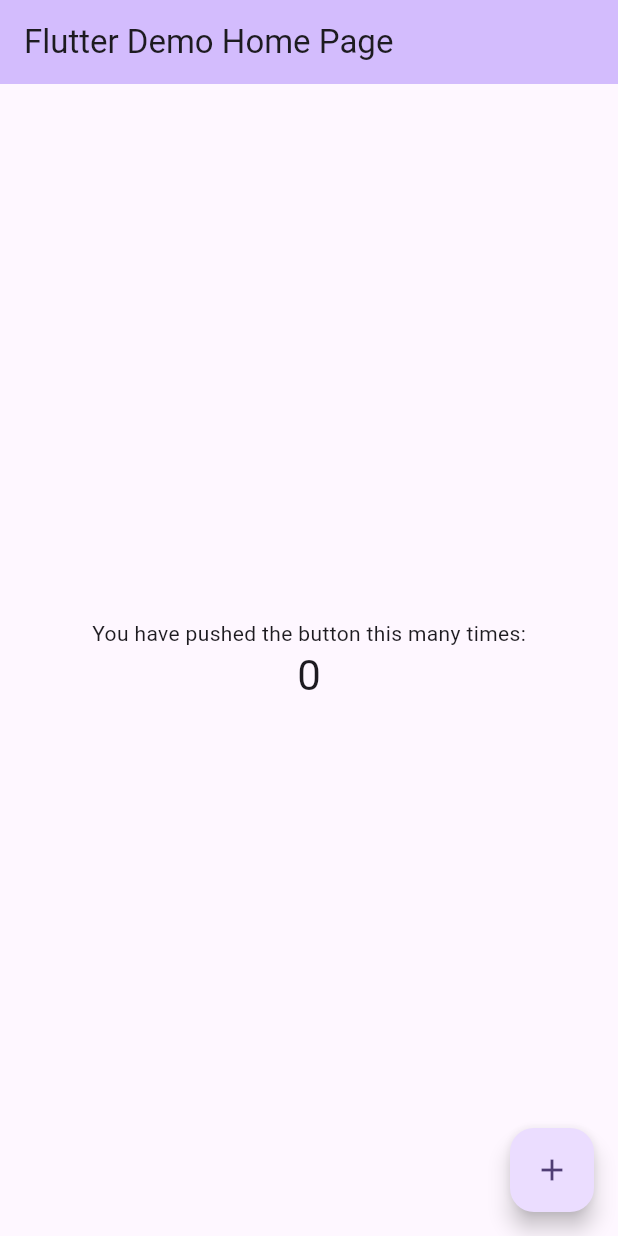
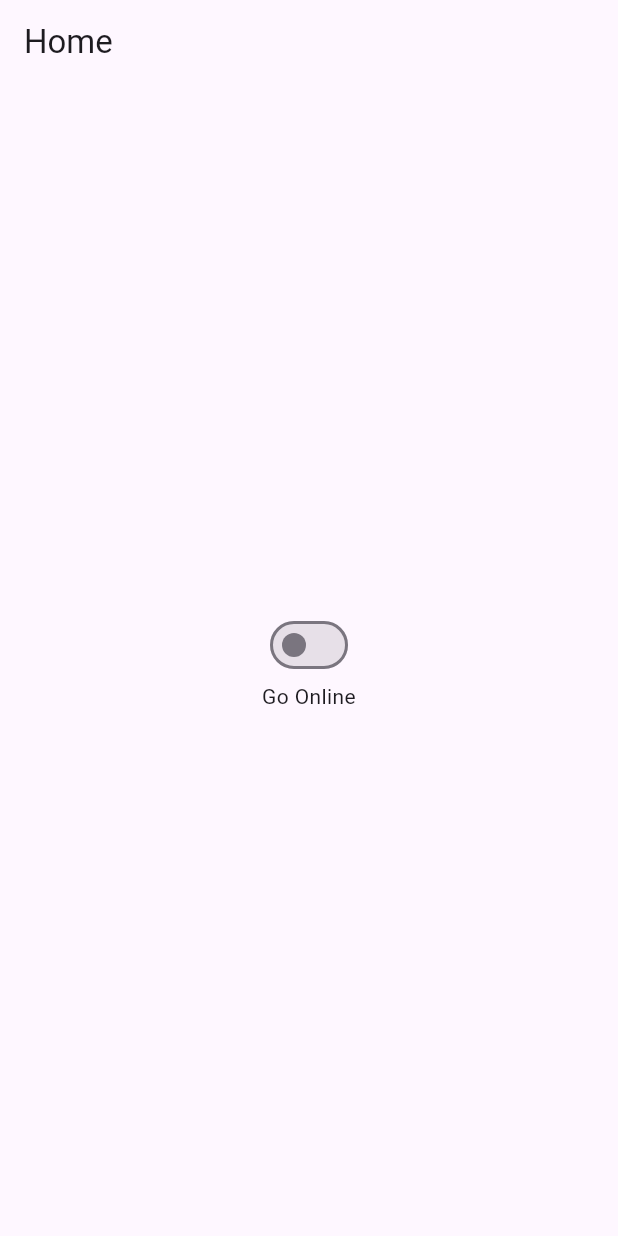
Before and after one commit to Eleaus-Hossain-Evan/flutter_background_task, a Flutter app: the screen it shows after launch, on a phone screen of 412 x 824 dp. Run offline on Flutter 3.47's test engine with Material 3 defaults, Android fonts, the phone set to English and light mode, and no system bars; our stand-ins replace flutter_hooks, hooks_riverpod.

Commit message:
feat(home): add HomeScreen with online toggle switch
Introduced a new HomeScreen widget that includes a switch to toggle online status. Updated main.dart to set HomeScreen as the home widget for the application.

```diff
--- a/analysis_options.yaml
+++ b/analysis_options.yaml
@@ -8,6 +8,9 @@
 # The following line activates a set of recommended lints for Flutter apps,
 # packages, and plugins designed to encourage good coding practices.
 include: package:flutter_lints/flutter.yaml
+
+formatter:
+  trailing_commas: preserve
 
 linter:
   # The lint rules applied to this project can be customized in the
--- /dev/null
+++ b/lib/home/home_screen.dart
@@ -0,0 +1,29 @@
+import 'package:flutter/material.dart';
+import 'package:flutter_hooks/flutter_hooks.dart';
+import 'package:hooks_riverpod/hooks_riverpod.dart';
+
+class HomeScreen extends HookConsumerWidget {
+  const HomeScreen({super.key});
+
+  @override
+  Widget build(BuildContext context, WidgetRef ref) {
+    final online = useState<bool>(false);
+    return Scaffold(
+      appBar: AppBar(title: const Text('Home')),
+      body: Column(
+        mainAxisAlignment: MainAxisAlignment.center,
+        crossAxisAlignment: CrossAxisAlignment.stretch,
+        children: [
+          Switch(
+            value: online.value,
+            onChanged: (value) => online.value = value,
+          ),
+          Text(
+            'Go Online',
+            textAlign: TextAlign.center,
+          ),
+        ],
+      ),
+    );
+  }
+}
--- a/lib/main.dart
+++ b/lib/main.dart
@@ -1,122 +1,24 @@
 import 'package:flutter/material.dart';
+import 'package:flutter_background_task/home/home_screen.dart';
+import 'package:hooks_riverpod/hooks_riverpod.dart';
 
 void main() {
-  runApp(const MyApp());
+  runApp(
+    ProviderScope(
+      child: const MyApp(),
+    ),
+  );
 }
 
 class MyApp extends StatelessWidget {
   const MyApp({super.key});
 
-  // This widget is the root of your application.
   @override
   Widget build(BuildContext context) {
     return MaterialApp(
-      title: 'Flutter Demo',
-      theme: ThemeData(
-        // This is the theme of your application.
-        //
-        // TRY THIS: Try running your application with "flutter run". You'll see
-        // the application has a purple toolbar. Then, without quitting the app,
-        // try changing the seedColor in the colorScheme below to Colors.green
-        // and then invoke "hot reload" (save your changes or press the "hot
-        // reload" button in a Flutter-supported IDE, or press "r" if you used
-        // the command line to start the app).
-        //
-        // Notice that the counter didn't reset back to zero; the application
-        // state is not lost during the reload. To reset the state, use hot
-        // restart instead.
-        //
-        // This works for code too, not just values: Most code changes can be
-        // tested with just a hot reload.
-        colorScheme: .fromSeed(seedColor: Colors.deepPurple),
-      ),
-      home: const MyHomePage(title: 'Flutter Demo Home Page'),
+      title: 'Flutter Demo BG Task',
+      theme: ThemeData(colorScheme: .fromSeed(seedColor: Colors.deepPurple)),
+      home: HomeScreen(),
     );
   }
 }
-
-class MyHomePage extends StatefulWidget {
-  const MyHomePage({super.key, required this.title});
-
-  // This widget is the home page of your application. It is stateful, meaning
-  // that it has a State object (defined below) that contains fields that affect
-  // how it looks.
-
-  // This class is the configuration for the state. It holds the values (in this
-  // case the title) provided by the parent (in this case the App widget) and
-  // used by the build method of the State. Fields in a Widget subclass are
-  // always marked "final".
-
-  final String title;
-
-  @override
-  State<MyHomePage> createState() => _MyHomePageState();
-}
-
-class _MyHomePageState extends State<MyHomePage> {
-  int _counter = 0;
-
-  void _incrementCounter() {
-    setState(() {
-      // This call to setState tells the Flutter framework that something has
-      // changed in this State, which causes it to rerun the build method below
-      // so that the display can reflect the updated values. If we changed
-      // _counter without calling setState(), then the build method would not be
-      // called again, and so nothing would appear to happen.
-      _counter++;
-    });
-  }
-
-  @override
-  Widget build(BuildContext context) {
-    // This method is rerun every time setState is called, for instance as done
-    // by the _incrementCounter method above.
-    //
-    // The Flutter framework has been optimized to make rerunning build methods
-    // fast, so that you can just rebuild anything that needs updating rather
-    // than having to individually change instances of widgets.
-    return Scaffold(
-      appBar: AppBar(
-        // TRY THIS: Try changing the color here to a specific color (to
-        // Colors.amber, perhaps?) and trigger a hot reload to see the AppBar
-        // change color while the other colors stay the same.
-        backgroundColor: Theme.of(context).colorScheme.inversePrimary,
-        // Here we take the value from the MyHomePage object that was created by
-        // the App.build method, and use it to set our appbar title.
-        title: Text(widget.title),
-      ),
-      body: Center(
-        // Center is a layout widget. It takes a single child and positions it
-        // in the middle of the parent.
-        child: Column(
-          // Column is also a layout widget. It takes a list of children and
-          // arranges them vertically. By default, it sizes itself to fit its
-          // children horizontally, and tries to be as tall as its parent.
-          //
-          // Column has various properties to control how it sizes itself and
-          // how it positions its children. Here we use mainAxisAlignment to
-          // center the children vertically; the main axis here is the vertical
-          // axis because Columns are vertical (the cross axis would be
-          // horizontal).
-          //
-          // TRY THIS: Invoke "debug painting" (choose the "Toggle Debug Paint"
-          // action in the IDE, or press "p" in the console), to see the
-          // wireframe for each widget.
-          mainAxisAlignment: .center,
-          children: [
-            const Text('You have pushed the button this many times:'),
-            Text(
-              '$_counter',
-              style: Theme.of(context).textTheme.headlineMedium,
-            ),
-          ],
-        ),
-      ),
-      floatingActionButton: FloatingActionButton(
-        onPressed: _incrementCounter,
-        tooltip: 'Increment',
-        child: const Icon(Icons.add),
-      ),
-    );
-  }
-}
```
